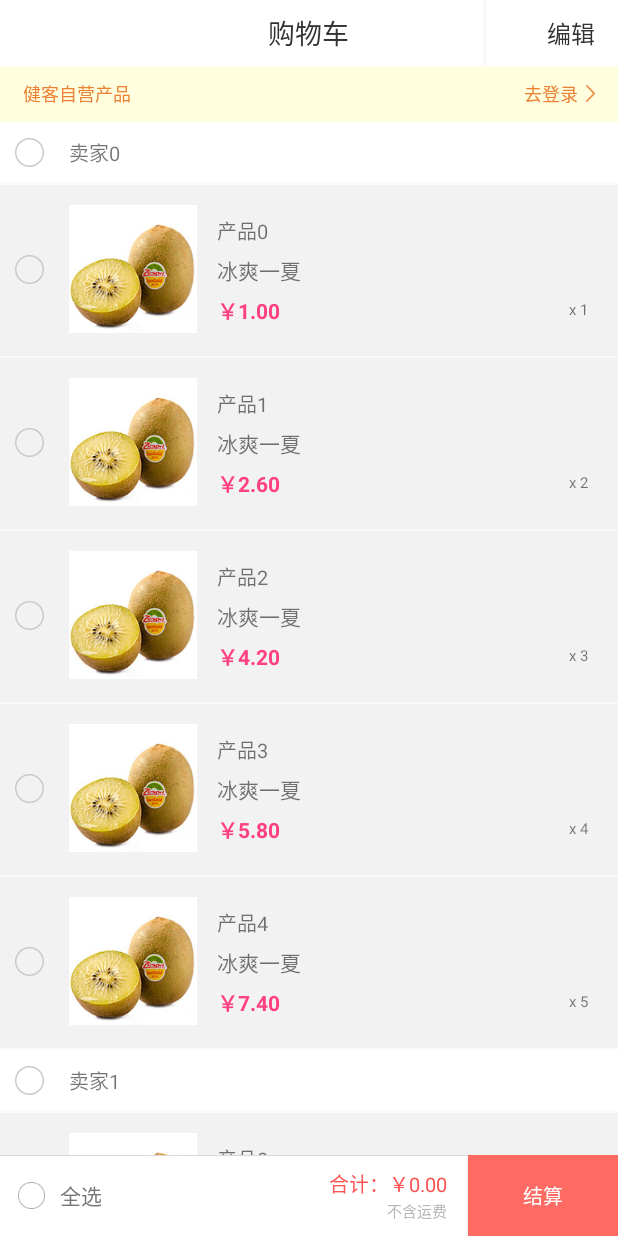
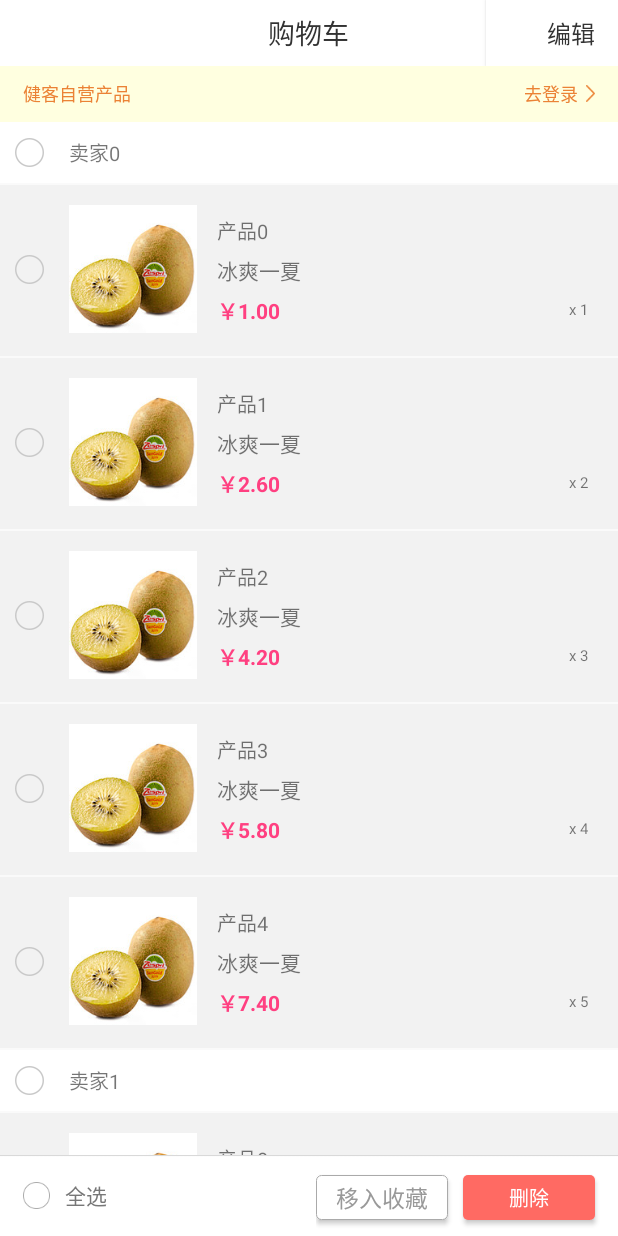
Before and after one commit to leibing8912/JkShoppingCart, an Android app: the screen it shows after launch (ShoppingCartActivity), on a phone screen of 412 x 824 dp. Run offline under Robolectric (Android 15) with nearby library versions, the phone set to English and light mode, and no system bars; our stand-ins replace ButterKnife.

Commit message:
Update_improve ui

```diff
--- /dev/null
+++ b/app/src/main/res/drawable/conner_btn_red_lighted.xml
@@ -0,0 +1,7 @@
+<?xml version="1.0" encoding="utf-8"?>
+<shape xmlns:android="http://schemas.android.com/apk/res/android" >
+    <solid android:color="@color/text_gray" />
+    <corners android:radius="3dp"/>
+    <solid
+        android:color="@color/text_color_red_1"/><!-- 填充的颜色 -->
+</shape>
--- /dev/null
+++ b/app/src/main/res/drawable/conner_btn_red_normal.xml
@@ -0,0 +1,6 @@
+<shape xmlns:android="http://schemas.android.com/apk/res/android" >
+    <solid android:color="@color/text_gray" />
+    <corners android:radius="3dp"/>
+    <solid
+        android:color="@color/text_color_red_1"/><!-- 填充的颜色 -->
+</shape>
--- /dev/null
+++ b/app/src/main/res/drawable/conner_btn_white_lighted_new.xml
@@ -0,0 +1,9 @@
+<?xml version="1.0" encoding="utf-8"?>
+<shape xmlns:android="http://schemas.android.com/apk/res/android" >
+    <corners android:radius="1dp"/>
+    <solid
+        android:color="@color/text_color_common_lighted"/><!-- 填充的颜色 -->
+    <stroke
+        android:width="0.5dp"
+        android:color="@color/color_gray_normal"/>
+</shape>
--- /dev/null
+++ b/app/src/main/res/drawable/conner_btn_white_normal.xml
@@ -0,0 +1,8 @@
+<?xml version="1.0" encoding="utf-8"?>
+<shape xmlns:android="http://schemas.android.com/apk/res/android" >
+    <corners android:radius="3dp" />
+    <solid android:color="@color/color_white_normal" />
+    <stroke
+        android:width="0.5dp"
+        android:color="@color/color_gray_normal" />
+</shape>
--- /dev/null
+++ b/app/src/main/res/drawable/selector_btn_red.xml
@@ -0,0 +1,9 @@
+<?xml version="1.0" encoding="utf-8"?>
+<selector xmlns:android="http://schemas.android.com/apk/res/android">
+
+    <item android:drawable="@drawable/conner_btn_red_lighted" android:state_pressed="true"></item>
+    <item android:drawable="@drawable/conner_btn_red_lighted" android:state_focused="true"></item>
+    <item android:drawable="@drawable/conner_btn_red_lighted" android:state_selected="true"></item>
+    <item android:drawable="@drawable/conner_btn_red_normal"></item>
+
+</selector>
--- a/app/src/main/res/drawable/selector_btn_white.xml
+++ b/app/src/main/res/drawable/selector_btn_white.xml
@@ -3,5 +3,5 @@
     <item android:drawable="@drawable/conner_btn_white_lighted" android:state_pressed="true"></item>
     <item android:drawable="@drawable/conner_btn_white_lighted" android:state_focused="true"></item>
     <item android:drawable="@drawable/conner_btn_white_lighted" android:state_selected="true"></item>
-    <item android:drawable="@drawable/conner_btn_white_normal_new"></item>
+    <item android:drawable="@drawable/conner_btn_white_normal"></item>
 </selector>
--- a/app/src/main/res/layout/layout_shoppingcart_settle.xml
+++ b/app/src/main/res/layout/layout_shoppingcart_settle.xml
@@ -17,7 +17,7 @@
             android:id="@+id/cb_all_check"
             android:layout_width="18dp"
             android:layout_height="18dp"
-            android:layout_marginLeft="12dp"
+            android:layout_marginLeft="15dp"
             android:button="@drawable/selector_check_box_round_blue"/>
         <TextView
             android:layout_width="wrap_content"
@@ -27,15 +27,59 @@
             android:textColor="@color/text_color_common_lighted1"
             android:layout_marginLeft="10dp"/>
     </LinearLayout>
+    <!-- 结算布局 -->
+    <LinearLayout
+        android:id="@+id/ly_total_settle"
+        android:layout_width="wrap_content"
+        android:layout_height="match_parent"
+        android:orientation="horizontal"
+        android:layout_alignParentRight="true"
+        android:gravity="center_vertical"
+        android:visibility="gone">
+        <LinearLayout
+            android:layout_width="wrap_content"
+            android:layout_height="wrap_content"
+            android:orientation="vertical"
+            android:layout_marginRight="15dp" >
+            <!-- 合计金额 -->
+            <TextView
+                android:id="@+id/tv_total"
+                android:layout_width="wrap_content"
+                android:layout_height="wrap_content"
+                android:text="合计：￥0.00"
+                android:textSize="15sp"
+                android:textColor="@color/text_color_red_4" />
+            <!-- 不含运费提示 -->
+            <TextView
+                android:layout_width="match_parent"
+                android:layout_height="wrap_content"
+                android:gravity="right"
+                android:text="不含运费"
+                android:textSize="10sp"
+                android:layout_marginTop="5dp"
+                android:textColor="@color/text_color_common_lighted" />
+        </LinearLayout>
+        <!-- 结算按钮 -->
+        <Button
+            android:id="@+id/btn_pay"
+            android:layout_width="120dp"
+            android:layout_height="match_parent"
+            android:layout_gravity="bottom"
+            android:background="@drawable/selector_btn_red_no_conner"
+            android:text="结算"
+            android:textSize="15sp"
+            android:textColor="@color/white" />
+    </LinearLayout>
     <!-- 收藏、删除布局 -->
     <LinearLayout
         android:id="@+id/ly_collect_delete"
         android:layout_width="wrap_content"
         android:layout_height="match_parent"
         android:orientation="horizontal"
+        android:gravity="center_vertical"
+        android:layout_alignParentTop="true"
         android:layout_alignParentRight="true"
-        android:gravity="center_vertical"
-        android:visibility="gone">
+        android:layout_alignParentEnd="true">
         <Button
             android:id="@+id/btn_collect"
             android:layout_marginRight="10dp"
@@ -45,59 +89,18 @@
             android:background="@drawable/selector_btn_white"
             android:gravity="center"
             android:text="移入收藏"
-            android:textColor="@color/text_color_common_lighted1"
-            android:textSize="13sp"/>
+            android:textColor="@color/text_color_common_lighted"
+            android:textSize="15sp"/>
         <Button
             android:id="@+id/btn_delete"
             android:layout_width="88dp"
-            android:layout_marginRight="12dp"
+            android:layout_marginRight="15dp"
             android:layout_marginTop="1dp"
             android:layout_height="30dp"
-            android:background="@drawable/selector_btn_white"
+            android:background="@drawable/selector_btn_red"
             android:gravity="center"
             android:text="删除"
-            android:textColor="@color/text_color_common_lighted1"
+            android:textColor="@color/color_white"
             android:textSize="13sp"/>
     </LinearLayout>
-    <!-- 结算布局 -->
-    <LinearLayout
-        android:id="@+id/ly_total_settle"
-        android:layout_width="wrap_content"
-        android:layout_height="match_parent"
-        android:orientation="horizontal"
-        android:layout_alignParentRight="true"
-        android:gravity="center_vertical">
-        <LinearLayout
-            android:layout_width="wrap_content"
-            android:layout_height="wrap_content"
-            android:orientation="vertical"
-            android:layout_marginRight="14dp" >
-            <!-- 合计金额 -->
-            <TextView
-                android:id="@+id/tv_total"
-                android:layout_width="wrap_content"
-                android:layout_height="wrap_content"
-                android:text="合计：￥0.00"
-                android:textSize="13sp"
-                android:textColor="@color/text_color_red_4" />
-            <!-- 不含运费提示 -->
-            <TextView
-                android:layout_width="match_parent"
-                android:layout_height="wrap_content"
-                android:gravity="right"
-                android:text="不含运费"
-                android:textSize="10sp"
-                android:textColor="#B6B6B6" />
-        </LinearLayout>
-        <!-- 结算按钮 -->
-        <Button
-            android:id="@+id/btn_pay"
-            android:layout_width="100dp"
-            android:layout_height="match_parent"
-            android:layout_gravity="bottom"
-            android:background="@drawable/selector_btn_red_no_conner"
-            android:text="结算"
-            android:textSize="13sp"
-            android:textColor="@color/white" />
-    </LinearLayout>
 </RelativeLayout>
```
